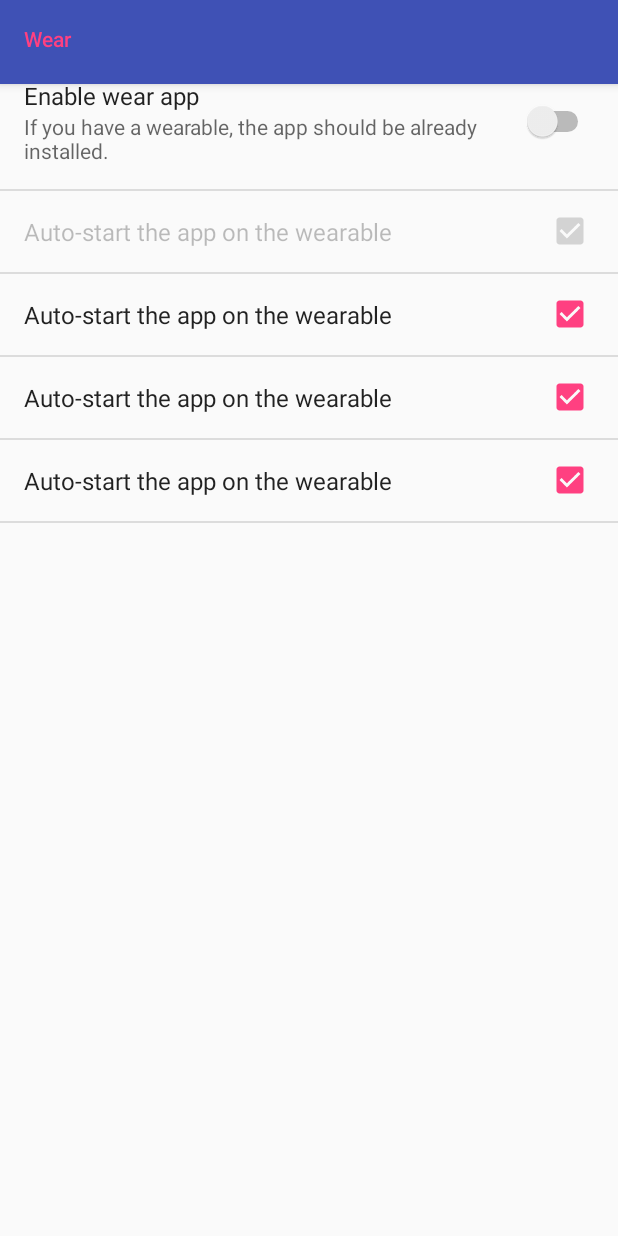
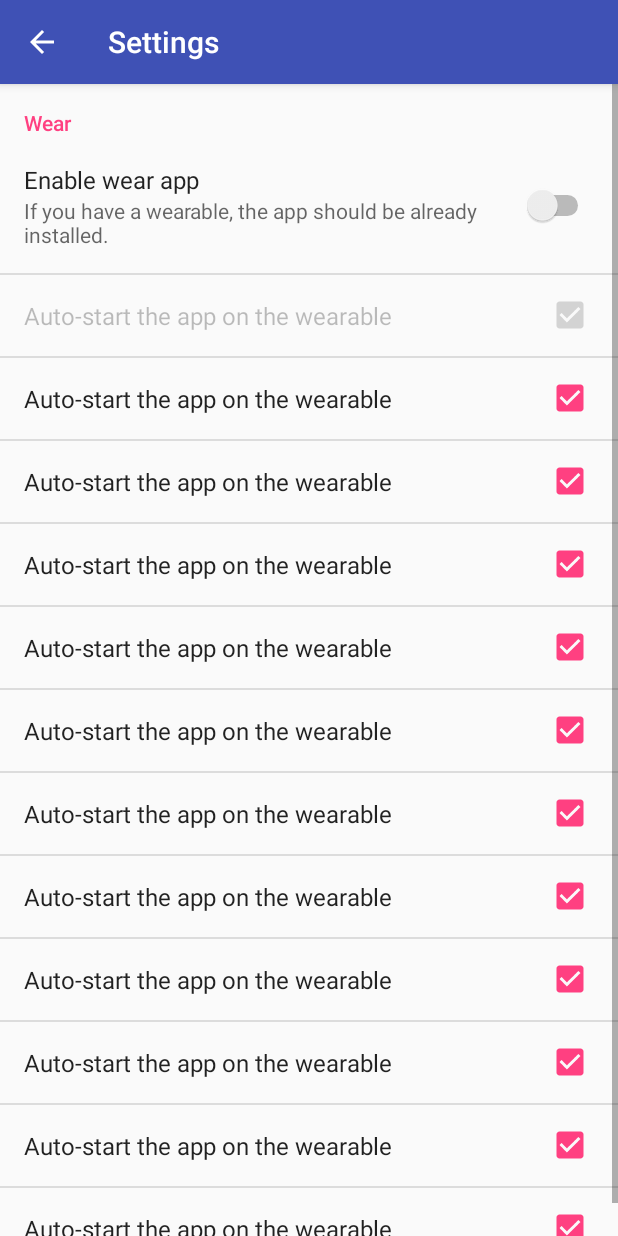
Before and after one commit to moraleja39/WearFPS, an Android app: the SettingsActivity screen opened directly, with no data from a screen before it, on a phone screen of 412 x 824 dp. Run offline under Robolectric (Android 15) with nearby library versions, the phone set to English and light mode, and no system bars.

Commit message:
Fixed Settings layout

```diff
--- a/mobile/src/main/AndroidManifest.xml
+++ b/mobile/src/main/AndroidManifest.xml
@@ -20,7 +20,6 @@
             android:theme="@style/AppTheme.NoActionBar">
             <intent-filter>
                 <action android:name="android.intent.action.MAIN" />
-
                 <category android:name="android.intent.category.LAUNCHER" />
             </intent-filter>
         </activity>
--- a/mobile/src/main/java/me/oviedo/wearfps/SettingsActivity.java
+++ b/mobile/src/main/java/me/oviedo/wearfps/SettingsActivity.java
@@ -1,124 +1,26 @@
 package me.oviedo.wearfps;
 
-import android.content.res.Configuration;
 import android.os.Bundle;
-import android.preference.PreferenceActivity;
-import android.support.annotation.LayoutRes;
-import android.support.annotation.Nullable;
-import android.support.design.widget.FloatingActionButton;
-import android.support.design.widget.Snackbar;
-import android.support.v7.app.ActionBar;
 import android.support.v7.app.AppCompatActivity;
-import android.support.v7.app.AppCompatDelegate;
 import android.support.v7.widget.Toolbar;
-import android.view.MenuInflater;
-import android.view.View;
-import android.view.ViewGroup;
+import android.widget.FrameLayout;
 
-public class SettingsActivity extends PreferenceActivity {
-
-    private AppCompatDelegate mDelegate;
+public class SettingsActivity extends AppCompatActivity {
 
     @Override
     protected void onCreate(Bundle savedInstanceState) {
-        getDelegate().installViewFactory();
-        getDelegate().onCreate(savedInstanceState);
         super.onCreate(savedInstanceState);
+        setContentView(R.layout.settings_main);
 
-        setContentView(R.layout.settings_main);
-        /*Toolbar toolbar = (Toolbar) findViewById(R.id.toolbar);*/
-
-        Toolbar toolbar = new Toolbar(getApplicationContext());
-        toolbar.setPopupTheme(R.style.AppTheme_PopupOverlay);
-        toolbar.setBackgroundColor(getResources().getColor(R.color.colorPrimary));
-
-
+        Toolbar toolbar = (Toolbar) findViewById(R.id.toolbar);
         setSupportActionBar(toolbar);
-
         getSupportActionBar().setDisplayHomeAsUpEnabled(true);
 
         //getFragmentManager().beginTransaction().replace(R.id.fragmentHolder, new SettingsFragment()).commit();
-        getFragmentManager().beginTransaction().replace(android.R.id.content, new SettingsFragment()).commit();
+        getFragmentManager().beginTransaction().replace(R.id.fragmentHolder, new SettingsFragment()).commit();
+
+
     }
 
-    @Override
-    protected void onPostCreate(Bundle savedInstanceState) {
-        super.onPostCreate(savedInstanceState);
-        getDelegate().onPostCreate(savedInstanceState);
-    }
-
-    public ActionBar getSupportActionBar() {
-        return getDelegate().getSupportActionBar();
-    }
-
-    public void setSupportActionBar(@Nullable Toolbar toolbar) {
-        getDelegate().setSupportActionBar(toolbar);
-    }
-
-    @Override
-    public MenuInflater getMenuInflater() {
-        return getDelegate().getMenuInflater();
-    }
-
-    @Override
-    public void setContentView(@LayoutRes int layoutResID) {
-        getDelegate().setContentView(layoutResID);
-    }
-
-    @Override
-    public void setContentView(View view) {
-        getDelegate().setContentView(view);
-    }
-
-    @Override
-    public void setContentView(View view, ViewGroup.LayoutParams params) {
-        getDelegate().setContentView(view, params);
-    }
-
-    @Override
-    public void addContentView(View view, ViewGroup.LayoutParams params) {
-        getDelegate().addContentView(view, params);
-    }
-
-    @Override
-    protected void onPostResume() {
-        super.onPostResume();
-        getDelegate().onPostResume();
-    }
-
-    @Override
-    protected void onTitleChanged(CharSequence title, int color) {
-        super.onTitleChanged(title, color);
-        getDelegate().setTitle(title);
-    }
-
-    @Override
-    public void onConfigurationChanged(Configuration newConfig) {
-        super.onConfigurationChanged(newConfig);
-        getDelegate().onConfigurationChanged(newConfig);
-    }
-
-    @Override
-    protected void onStop() {
-        super.onStop();
-        getDelegate().onStop();
-    }
-
-    @Override
-    protected void onDestroy() {
-        super.onDestroy();
-        getDelegate().onDestroy();
-    }
-
-    public void invalidateOptionsMenu() {
-        getDelegate().invalidateOptionsMenu();
-    }
-
-    private AppCompatDelegate getDelegate() {
-        if (mDelegate == null) {
-            mDelegate = AppCompatDelegate.create(this, null);
-        }
-        return mDelegate;
-    }
 
 }
--- a/mobile/src/main/res/layout/settings_main.xml
+++ b/mobile/src/main/res/layout/settings_main.xml
@@ -1,5 +1,6 @@
 <?xml version="1.0" encoding="utf-8"?>
-<android.support.design.widget.CoordinatorLayout xmlns:android="http://schemas.android.com/apk/res/android"
+<android.support.design.widget.CoordinatorLayout
+    xmlns:android="http://schemas.android.com/apk/res/android"
     xmlns:app="http://schemas.android.com/apk/res-auto"
     xmlns:tools="http://schemas.android.com/tools"
     android:layout_width="match_parent"
@@ -23,15 +24,10 @@
 
     <FrameLayout
         android:layout_width="match_parent"
+        android:layout_height="match_parent"
+        xmlns:app="http://schemas.android.com/apk/res-auto"
         app:layout_behavior="@string/appbar_scrolling_view_behavior"
-        android:layout_height="wrap_content"
-        android:id="@android:id/content">
-
-        <ListView
-            android:layout_width="match_parent"
-            android:layout_height="wrap_content"
-            android:id="@android:id/list"/>
-
-        </FrameLayout>
+        android:elevation="0dp"
+        android:id="@+id/fragmentHolder" />
 
 </android.support.design.widget.CoordinatorLayout>
--- a/mobile/src/main/res/xml/preferences.xml
+++ b/mobile/src/main/res/xml/preferences.xml
@@ -30,6 +30,38 @@
             android:key="pref_3"
             android:title="@string/pref_wear_autostart"
             android:defaultValue="true" />
+        <CheckBoxPreference
+            android:key="pref_3"
+            android:title="@string/pref_wear_autostart"
+            android:defaultValue="true" />
+        <CheckBoxPreference
+            android:key="pref_3"
+            android:title="@string/pref_wear_autostart"
+            android:defaultValue="true" />
+        <CheckBoxPreference
+            android:key="pref_3"
+            android:title="@string/pref_wear_autostart"
+            android:defaultValue="true" />
+        <CheckBoxPreference
+            android:key="pref_3"
+            android:title="@string/pref_wear_autostart"
+            android:defaultValue="true" />
+        <CheckBoxPreference
+            android:key="pref_3"
+            android:title="@string/pref_wear_autostart"
+            android:defaultValue="true" />
+        <CheckBoxPreference
+            android:key="pref_3"
+            android:title="@string/pref_wear_autostart"
+            android:defaultValue="true" />
+        <CheckBoxPreference
+            android:key="pref_3"
+            android:title="@string/pref_wear_autostart"
+            android:defaultValue="true" />
+        <CheckBoxPreference
+            android:key="pref_3"
+            android:title="@string/pref_wear_autostart"
+            android:defaultValue="true" />
 
     </PreferenceCategory>
 
```
